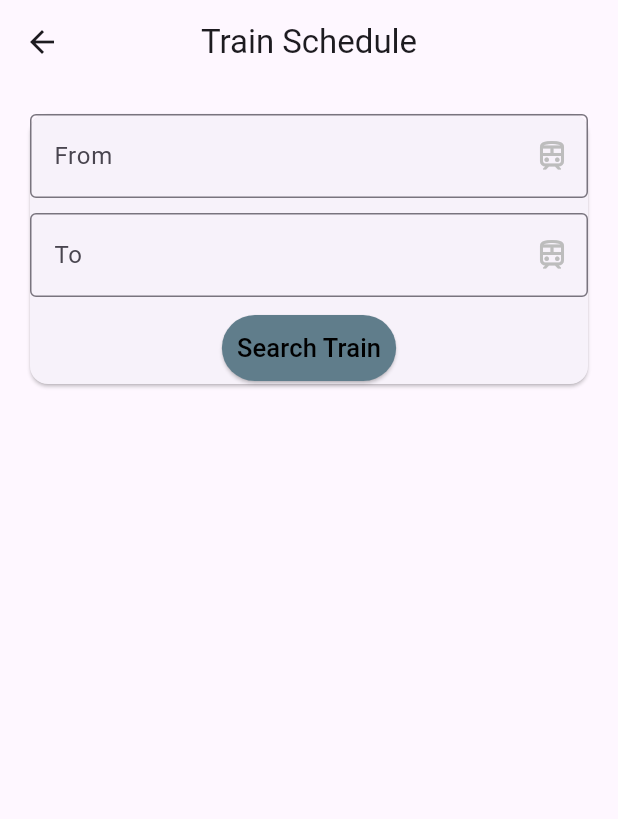
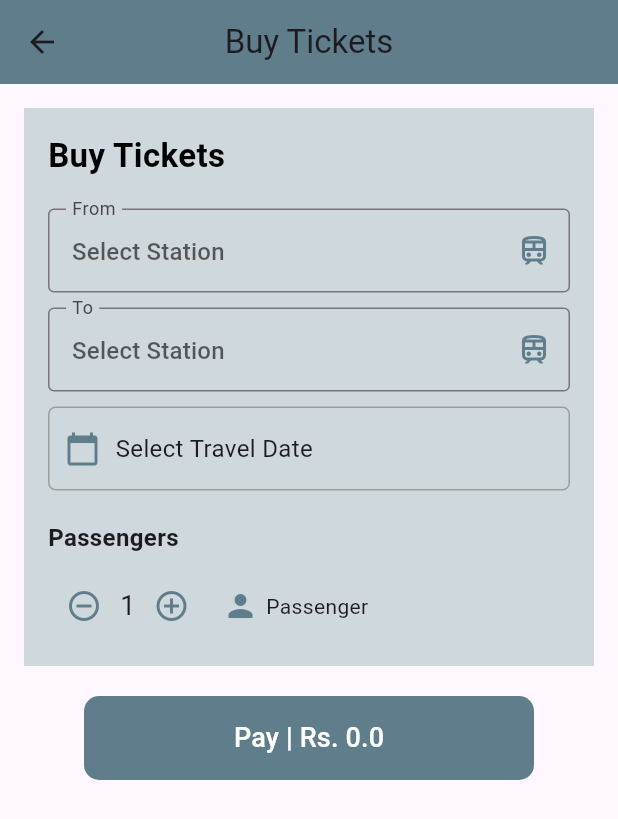
Before and after one commit to ChiranthaChandima/qrail_mobile_app, a Flutter app: the TrainSchedule screen opened directly, on a phone screen of 412 x 824 dp. Shown: the top 819 px of the screen. Run offline on Flutter 3.47's test engine with Material 3 defaults, Android fonts, the light colour scheme and no system bars; our stand-ins replace google_fonts, qr_flutter.

Commit message:
buy tickets update

```diff
--- /dev/null
+++ b/lib/data/fare_data.dart
@@ -0,0 +1,38 @@
+Map<String, Map<String, double>> fareData = {
+  'Colombo': {
+    'Kelaniya': 30.0,
+    'Gampaha': 40.0,
+    'Kandy': 100.0,
+    'Ragama': 35.0,
+
+
+  },
+  'Kelaniya': {
+    'Colombo': 30.0,
+    'Gampaha': 50.0,
+    'Kandy': 110.0,
+    'Ragama': 40.0,
+
+  },
+  'Gampaha': {
+    'Colombo': 40.0,
+    'Kelaniya': 50.0,
+    'Kandy': 90.0,
+    'Ragama': 45.0,
+
+  },
+  'Kandy': {
+    'Colombo': 100.0,
+    'Kelaniya': 110.0,
+    'Gampaha': 90.0,
+    'Ragama': 105.0,
+
+  },
+  'Ragama': {
+    'Colombo': 35.0,
+    'Kelaniya': 40.0,
+    'Gampaha': 45.0,
+    'Kandy': 105.0,
+
+  },
+};
--- a/lib/project/screens/Booking/add_booking_tab.dart
+++ b/lib/project/screens/Booking/add_booking_tab.dart
@@ -3,7 +3,7 @@ import 'package:qrail_fp/project/screens/Booking/route_screen.dart';
 import 'package:qrail_fp/project/screens/Booking/train_screen.dart';
 
 class BookingTabBar extends StatefulWidget {
-  const BookingTabBar({Key? key}) : super(key: key);
+  const BookingTabBar({super.key});
 
   @override
   State<BookingTabBar> createState() => _BookingTabBarState();
--- a/lib/project/screens/Booking/qr_screen.dart
+++ b/lib/project/screens/Booking/qr_screen.dart
@@ -7,7 +7,7 @@ import 'package:qr_flutter/qr_flutter.dart';
 class QrScreen extends StatelessWidget {
   final ScheduleItem data;
 
-  const QrScreen({Key? key, required this.data}) : super(key: key);
+  const QrScreen({super.key, required this.data});
 
   @override
   Widget build(BuildContext context) {
--- a/lib/project/screens/Booking/route_screen.dart
+++ b/lib/project/screens/Booking/route_screen.dart
@@ -7,8 +7,7 @@ import 'package:qrail_fp/project/screens/widgets/field.dart';
 class RouteScreen extends StatefulWidget {
   final Function onNavigateToTrain;
 
-  const RouteScreen({Key? key, required this.onNavigateToTrain})
-      : super(key: key);
+  const RouteScreen({super.key, required this.onNavigateToTrain});
 
   @override
   State<RouteScreen> createState() => _RouteScreenState();
--- a/lib/project/screens/train_schedule/checkout.dart
+++ b/lib/project/screens/train_schedule/checkout.dart
@@ -13,13 +13,12 @@ class CheckoutScreen extends StatefulWidget {
   final Map<String, String> train;
 
   const CheckoutScreen(
-      {Key? key,
+      {super.key,
       required this.startStation,
       required this.endStation,
       //   required this.startStationName,
       // required this.endStationName,
-      required this.train})
-      : super(key: key);
+      required this.train});
 
   @override
   _CheckoutScreenState createState() => _CheckoutScreenState();
--- a/lib/project/screens/train_schedule/qr.dart
+++ b/lib/project/screens/train_schedule/qr.dart
@@ -7,7 +7,7 @@ import 'package:qrail_fp/data/train.dart';
 class QrScreen2 extends StatelessWidget {
   final TrainItem data;
 
-  const QrScreen2({Key? key, required this.data}) : super(key: key);
+  const QrScreen2({super.key, required this.data});
 
   @override
   Widget build(BuildContext context) {
--- a/lib/project/screens/train_schedule/train_detail.dart
+++ b/lib/project/screens/train_schedule/train_detail.dart
@@ -9,12 +9,12 @@ class TrainDetailsScreen extends StatelessWidget {
   // final String endStationName;
 
   const TrainDetailsScreen({
-    Key? key,
+    super.key,
     required this.startStation,
     required this.endStation,
     // required this.startStationName,
     // required this.endStationName,
-  }) : super(key: key);
+  });
 
   @override
   Widget build(BuildContext context) {
@@ -44,8 +44,6 @@ class TrainDetailsScreen extends StatelessWidget {
                     builder: (context) => CheckoutScreen(
                       startStation: startStation,
                       endStation: endStation,
-                      // startStationName: startStationName,
-                      // endStationName: endStationName,
                       train: train,
                     ),
                   ),
--- a/lib/project/screens/train_schedule/train_schedule.dart
+++ b/lib/project/screens/train_schedule/train_schedule.dart
@@ -1,7 +1,8 @@
 import 'package:flutter/material.dart';
-import 'package:qrail_fp/models/station.dart';
-import 'package:qrail_fp/project/screens/train_schedule/train_detail.dart';
-import 'package:qrail_fp/services/station_service.dart';
+import 'package:intl/intl.dart';
+import 'package:qrail_fp/data/fare_data.dart';
+import 'package:qrail_fp/project/screens/train_schedule/ticket_summary.dart';
+
 
 class TrainSchedule extends StatefulWidget {
   const TrainSchedule({super.key});
@@ -11,145 +12,269 @@ class TrainSchedule extends StatefulWidget {
 }
 
 class _TrainScheduleState extends State<TrainSchedule> {
+
   final _formKey = GlobalKey<FormState>();
+
   String? _startStation;
   String? _endStation;
-  String? _startStationName;
-  String? _endStationName;
-  List<StationRequest> stationList = [];
+  DateTime? _selectedDate;
+  int _passengerCount = 1;
+  bool _payButtonEnabled = false;
+  double _farePerPassenger = 0.0; // Initialize fare to 0
 
-  @override
-  void initState() {
-    super.initState();
-    _fetchStations();
+  List<String> stationList = [
+    'Colombo', 'Kelaniya', 'Gampaha', 'Ragama', 'Kandy',
+    'Hunupitiya', 'Galle', 'Polgahawela', 'Weyangoda'
+  ];
+
+   void _updateFare() {
+    setState(() {
+      if (_startStation != null && _endStation != null && _startStation != _endStation) {
+
+        _farePerPassenger = fareData[_startStation]![_endStation] ?? 0.0; // Fetch fare from data
+      _payButtonEnabled = true;
+
+      } else {
+
+        _farePerPassenger = 0.0;
+        _payButtonEnabled = false;
+
+      }
+    });
   }
 
-  Future<void> _fetchStations() async {
-    try {
-      List<StationRequest> stations = await StationService().fetchStations();
+  void _incrementPassenger() {
+    setState(() {
+      _passengerCount++;
+      _updateFare();
+    });
+  }
+
+   void _decrementPassenger() {
+    if (_passengerCount > 1) {
       setState(() {
-        stationList = stations;
+        _passengerCount--;
+        _updateFare();
       });
-    } catch (e) {
-      print("Failed to fetch stations: $e");
+    }
+  }
+
+
+  Future<void> _selectDate(BuildContext context) async {
+    final DateTime? picked = await showDatePicker(
+      context: context,
+      initialDate: DateTime.now(),
+      firstDate: DateTime.now(),
+      lastDate: DateTime(2101),
+    );
+    if (picked != null && picked != _selectedDate) {
+      setState(() {
+        _selectedDate = picked;
+      });
     }
   }
 
   @override
   Widget build(BuildContext context) {
     return SafeArea(
-        child: Scaffold(
-      appBar: AppBar(title: const Text('Train Schedule'), centerTitle: true),
+      child: Scaffold(
+      appBar: AppBar(title: const Text('Buy Tickets'), centerTitle: true, backgroundColor: Colors.blueGrey),
       body: Padding(
         padding: const EdgeInsets.all(16.0),
         child: Form(
           key: _formKey,
           child: Column(
-            children: <Widget>[_inputField(context)],
+            children: <Widget>
+            [
+              _buildContainer(),
+              const SizedBox(height: 20.0),
+              _buildPayButton(),
+            ],
           ),
         ),
       ),
     ));
   }
 
-  Widget _inputField(BuildContext context) {
-    return Card(
+  Widget _buildContainer() {
+    return Container(
+      color: Colors.blueGrey.shade100,
+      padding: const EdgeInsets.all(16.0),
       child: Column(
+        crossAxisAlignment: CrossAxisAlignment.start,
         children: <Widget>[
-          DropdownButtonFormField<String>(
+          const Text(
+            'Buy Tickets',
+            style: TextStyle(
+              fontSize: 22,
+              fontWeight: FontWeight.bold,
+              color: Colors.black,
+            ),
+          ),
+          const SizedBox(height: 20.0),
+          _buildStationDropdown(
+            label: 'From',
             value: _startStation,
-            items: stationList.map((station) {
-              return DropdownMenuItem<String>(
-                value: station.id,
-                child: Text(station.stationName),
-              );
-            }).toList(),
-            decoration: InputDecoration(
-              labelText: "From",
-              border: OutlineInputBorder(
-                borderSide: BorderSide(
-                  style: BorderStyle.solid,
-                  color: Color.alphaBlend(Colors.black, Colors.white),
-                ),
-              ),
-            ),
             onChanged: (value) {
               setState(() {
                 _startStation = value;
-                _startStationName = stationList
-                    .firstWhere((station) => station.id == value)
-                    .stationName;
+                _updateFare();
               });
             },
-            validator: (value) =>
-                value == null ? 'Please select a start station' : null,
-            isExpanded: true,
-            icon: const Icon(Icons.train_outlined),
-            iconEnabledColor: Colors.blueGrey,
           ),
-          const SizedBox(
-            height: 10.0,
-          ),
-          DropdownButtonFormField<String>(
+          const SizedBox(height: 10.0),
+          _buildStationDropdown(
+            label: 'To',
             value: _endStation,
-            items: stationList.map((station) {
-              return DropdownMenuItem<String>(
-                value: station.id,
-                child: Text(station.stationName),
-              );
-            }).toList(),
-            decoration: InputDecoration(
-              labelText: "To",
-              border: OutlineInputBorder(
-                borderSide: BorderSide(
-                  style: BorderStyle.solid,
-                  color: Color.alphaBlend(Colors.black, Colors.white),
-                ),
-              ),
-            ),
             onChanged: (value) {
               setState(() {
                 _endStation = value;
-                _endStationName = stationList
-                    .firstWhere((station) => station.id == value)
-                    .stationName;
+                _updateFare();
               });
             },
-            validator: (value) =>
-                value == null ? 'Please select an end station' : null,
-            isExpanded: true,
-            icon: const Icon(Icons.train_outlined),
-            iconEnabledColor: Colors.blueGrey,
           ),
-          const SizedBox(
-            height: 10.0,
+          const SizedBox(height: 10.0),
+          _buildDatePicker(),
+          const SizedBox(height: 20.0),
+          _buildPassengerCounter(),
+        ],
+      ),
+    );
+  }
+
+   Widget _buildStationDropdown({
+    required String label,
+    String? value,
+    required ValueChanged<String?> onChanged,
+  }) {
+    return DropdownButtonFormField<String>(
+      value: value,
+      items: stationList.map((station) {
+        return DropdownMenuItem<String>(
+          value: station,
+          child: Text(station),
+        );
+      }).toList(),
+      decoration: InputDecoration(
+        labelText: label,
+        hintText: 'Select Station',
+        border: const OutlineInputBorder(),
+      ),
+      onChanged: onChanged,
+      validator: (value) =>
+          value == null ? 'Please select a $label station' : null,
+      isExpanded: true,
+      icon: const Icon(Icons.train_outlined),
+      iconEnabledColor: Colors.blueGrey,
+    );
+  }
+
+  Widget _buildDatePicker() {
+    return Row(
+      children: [
+        Expanded(
+          child: GestureDetector(
+            onTap: () => _selectDate(context),
+            child: Container(
+              padding: const EdgeInsets.symmetric(vertical: 15.0, horizontal: 10.0),
+              decoration: BoxDecoration(
+                border: Border.all(color: Colors.grey),
+                borderRadius: BorderRadius.circular(5.0),
+              ),
+              child: Row(
+                children: [
+                  const Icon(Icons.calendar_today, color: Colors.blueGrey),
+                  const SizedBox(width: 10.0),
+                  Text(
+                    _selectedDate != null
+                        ? DateFormat('yyyy-MM-dd').format(_selectedDate!)
+                        : 'Select Travel Date',
+                    style: const TextStyle(fontSize: 16),
+                  ),
+                ],
+              ),
+            ),
           ),
-          ElevatedButton(
-            onPressed: () {
-              if (_formKey.currentState!.validate()) {
+        ),
+      ],
+    );
+  }
+
+Widget _buildPassengerCounter() {
+    return Column(
+      crossAxisAlignment: CrossAxisAlignment.start,
+      children: [
+        const Text(
+          'Passengers',
+          style: TextStyle(fontSize: 16, fontWeight: FontWeight.bold),
+        ),
+        const SizedBox(height: 10.0),
+        Row(
+          children: [
+            IconButton(
+              onPressed: _decrementPassenger,
+              icon: const Icon(Icons.remove_circle_outline),
+              color: Colors.blueGrey,
+            ),
+            Text(
+              '$_passengerCount',
+              style: const TextStyle(fontSize: 18),
+            ),
+            IconButton(
+              onPressed: _incrementPassenger,
+              icon: const Icon(Icons.add_circle_outline),
+              color: Colors.blueGrey,
+            ),
+            const SizedBox(width: 10.0),
+            const Icon(Icons.person, color: Colors.blueGrey),
+            const SizedBox(width: 5.0),
+            const Text('Passenger'),
+          ],
+        ),
+      ],
+    );
+  }
+
+  Widget _buildPayButton() {
+    return Center(
+      child: SizedBox(
+        width: 300, // Set your desired fixed width here
+        child: ElevatedButton(
+          onPressed: _payButtonEnabled
+              ? () {
+                  double totalFare = _farePerPassenger * _passengerCount;
+                // Navigate to the TicketSummaryPage with relevant details
                 Navigator.push(
                   context,
                   MaterialPageRoute(
-                    builder: (context) => TrainDetailsScreen(
-                      startStation: _startStation,
-                      endStation: _endStation,
-                      //startStationName: _startStationName,
-                      //endStationName: _endStationName,
+                    builder: (context) => TicketSummaryPage(
+                      fromStation: _startStation ?? '', // Pass the selected start station
+                      toStation: _endStation ?? '', // Pass the selected end station
+                      travelDate: _selectedDate != null
+                          ? DateFormat('yyyy-MM-dd').format(_selectedDate!)
+                          : '', // Pass the selected travel date
+                      passengerCount: _passengerCount, // Pass the number of passengers
+                      totalCost: totalFare, // Pass the total fare
                     ),
                   ),
                 );
               }
-            },
-            style: ElevatedButton.styleFrom(
-              shape: RoundedRectangleBorder(
-                  borderRadius: BorderRadius.circular(50.0)),
-              padding: const EdgeInsets.all(10.0),
+              : null,
+          style: ElevatedButton.styleFrom(
+            backgroundColor: Colors.blueGrey,
+            shape: RoundedRectangleBorder(
+              borderRadius: BorderRadius.circular(10),
             ),
-            child: const Text('Search Train',
-                style: TextStyle(fontSize: 17, color: Colors.black)),
+            padding: const EdgeInsets.symmetric(vertical: 15.0), // Height of the button
           ),
-        ],
+          child: Text(
+            'Pay | Rs. ${_farePerPassenger * _passengerCount}',
+            style: const TextStyle(fontSize: 18, color: Colors.white),
+          ),
+        ),
       ),
     );
   }
+
+
 }
--- a/lib/project/screens/widgets/custom_selector.dart
+++ b/lib/project/screens/widgets/custom_selector.dart
@@ -5,10 +5,10 @@ class CustomOptionSelector extends StatefulWidget {
   final Function(CustomOptionSelectorData?)? onOptionClicked;
 
   const CustomOptionSelector({
-    Key? key,
+    super.key,
     required this.options,
     this.onOptionClicked,
-  }) : super(key: key);
+  });
 
   @override
   State<CustomOptionSelector> createState() => _CustomOptionSelectorState();
--- a/lib/project/screens/widgets/profile_menu_widget.dart
+++ b/lib/project/screens/widgets/profile_menu_widget.dart
@@ -2,13 +2,13 @@ import 'package:flutter/material.dart';
 
 class ProfileMenuWidget extends StatelessWidget {
   const ProfileMenuWidget({
-    Key? key,
+    super.key,
     required this.title,
     required this.icon,
     required this.onPress,
     this.endIcon = true,
     this.textColor,
-  }) : super(key: key);
+  });
 
   final String title;
   final IconData icon;
```
Also changed, not shown: lib/project/screens/auth_pages/login_screen.dart (+48 -67 lines), lib/project/screens/train_schedule/ticket_summary.dart (added, +114 -0 lines), pubspec.yaml (+6 -6 lines), pubspec.lock.
